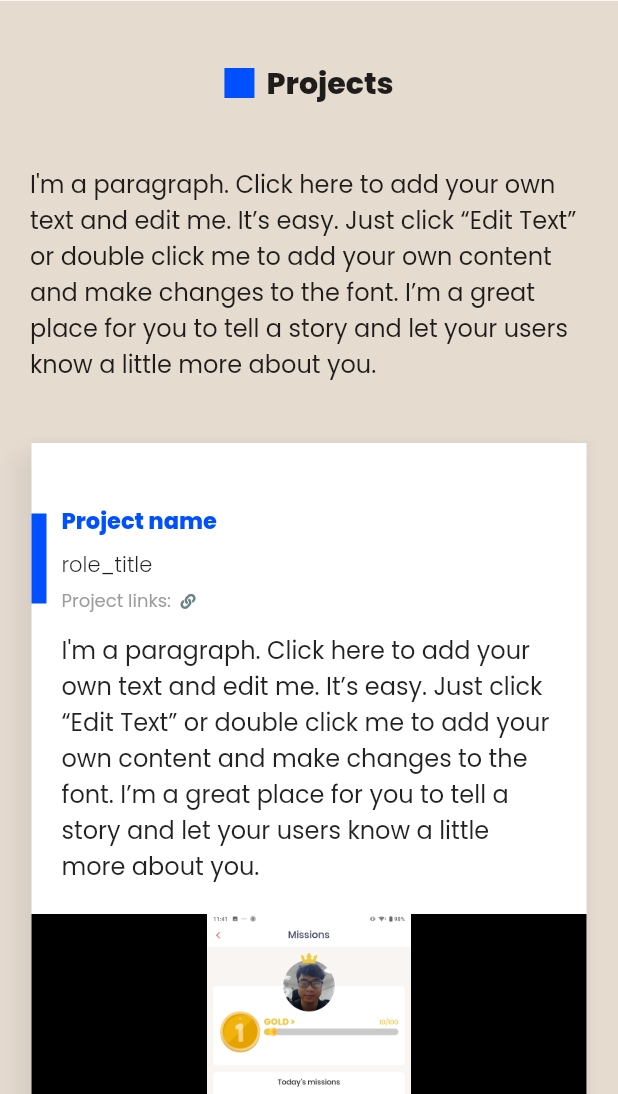
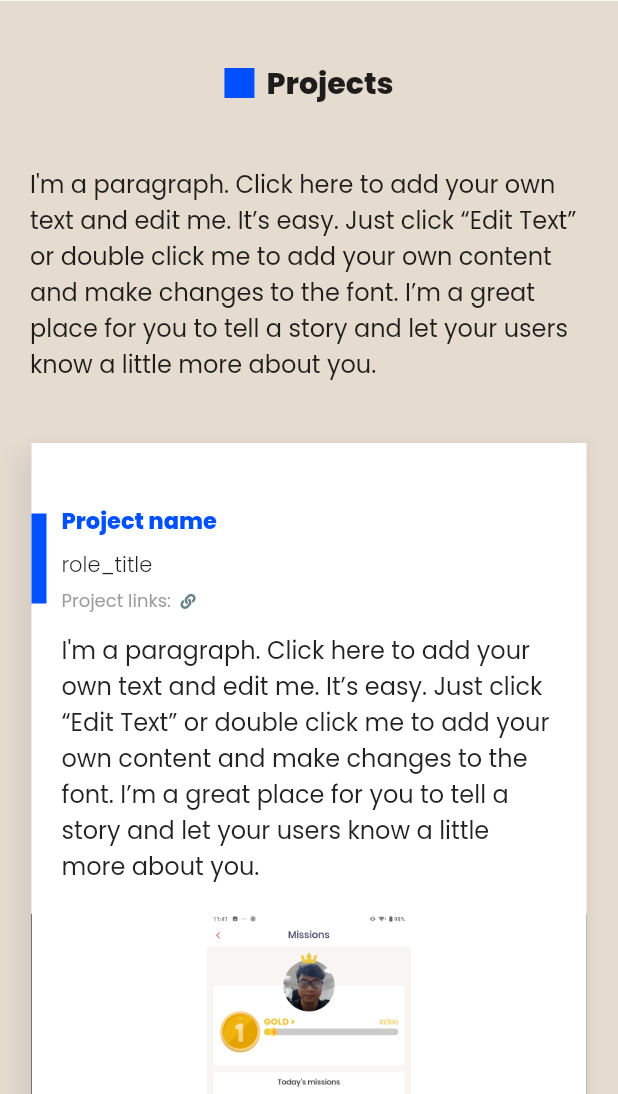
Before and after one commit to quango2304/my_resume, a Flutter app: the ProjectsScreenMobile screen opened directly, on a phone screen of 412 x 824 dp, the part 142-1236 px from its top. Run offline on Flutter 3.47's test engine with Material 2 defaults, Android fonts, the phone set to English and light mode, and no system bars; drawn by our look-alikes of carousel_slider; our stand-ins replace font_awesome_flutter, get, google_fonts, page_transition, responsive_builder.

Commit message:
improve UI

```diff
--- a/lib/screens/projects_screen/projects_screen_mobile.dart
+++ b/lib/screens/projects_screen/projects_screen_mobile.dart
@@ -136,7 +136,7 @@ class ProjectsScreenMobile extends StatelessWidget {
               child: project.description.s16w400(),
             ),
             20.ver,
-            buildProjectItemImages(project.images)
+            buildProjectItemImages(project.images),
           ],
         ),
       )),
--- a/lib/widgets/carousel_slider_images.dart
+++ b/lib/widgets/carousel_slider_images.dart
@@ -31,9 +31,13 @@ class _CarouselBannerState extends State<CarouselBanner> {
               onTap: () {
                 widget.onPressItem?.call(itemIndex);
               },
-              child: Image.asset(
-                widget.images[itemIndex],
-                fit: BoxFit.contain,
+              child: Container(
+                color: Colors.white,
+                width: double.maxFinite,
+                child: Image.asset(
+                  widget.images[itemIndex],
+                  fit: BoxFit.contain,
+                ),
               ),
             );
           },
```
